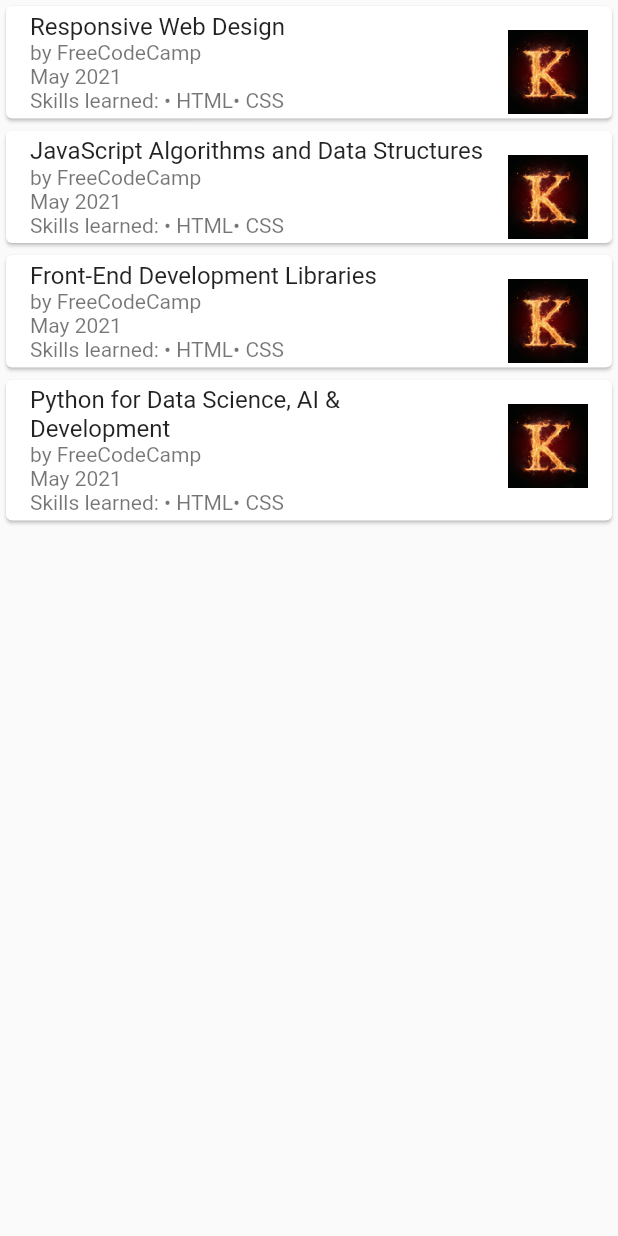
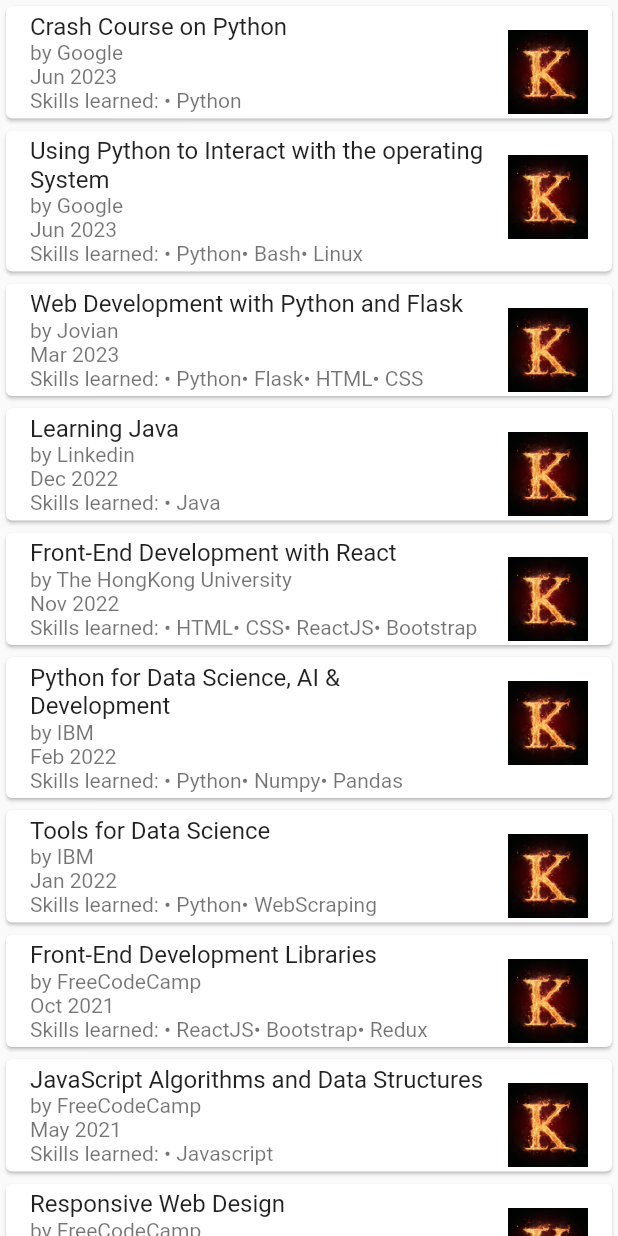
Before and after one commit to Kesav-21/portfoliokesavapp, a Flutter app: the CertCard widget shown alone on an empty page, opened directly, on a phone screen of 412 x 824 dp. Run offline on Flutter 3.47's test engine with Material 2 defaults, Android fonts, the light colour scheme and no system bars; our stand-ins replace percent_indicator.

Commit message:
Certifications Updated

```diff
--- a/lib/common/CertCard.dart
+++ b/lib/common/CertCard.dart
@@ -4,10 +4,18 @@
   CertCard({super.key});
 
   final List<MyCertifications> myCertifications=[
+    MyCertifications("Crash Course on Python","assets/images/K.jpg","by Google\nJun 2023",["Python"]),
+    MyCertifications("Using Python to Interact with the operating System","assets/images/K.jpg","by Google\nJun 2023",["Python","Bash","Linux"]),
+    MyCertifications("Web Development with Python and Flask","assets/images/K.jpg","by Jovian\nMar 2023",["Python","Flask","HTML","CSS"]),
+    MyCertifications("Learning Java","assets/images/K.jpg","by Linkedin\nDec 2022",["Java"]),
+    MyCertifications("Front-End Development with React","assets/images/K.jpg","by The HongKong University\nNov 2022",["HTML","CSS","ReactJS","Bootstrap"]),
+    MyCertifications("Python for Data Science, AI & Development","assets/images/K.jpg","by IBM\nFeb 2022",["Python","Numpy","Pandas"]),
+    MyCertifications("Tools for Data Science","assets/images/K.jpg","by IBM\nJan 2022",["Python","WebScraping"]),
+    MyCertifications("Front-End Development Libraries","assets/images/K.jpg","by FreeCodeCamp\nOct 2021",["ReactJS","Bootstrap","Redux"]),
+    MyCertifications("JavaScript Algorithms and Data Structures","assets/images/K.jpg","by FreeCodeCamp\nMay 2021",["Javascript"]),
     MyCertifications("Responsive Web Design","assets/images/K.jpg","by FreeCodeCamp\nMay 2021",["HTML","CSS"]),
-    MyCertifications("JavaScript Algorithms and Data Structures","assets/images/K.jpg","by FreeCodeCamp\nMay 2021",["HTML","CSS"]),
-    MyCertifications("Front-End Development Libraries","assets/images/K.jpg","by FreeCodeCamp\nMay 2021",["HTML","CSS"]),
-    MyCertifications("Python for Data Science, AI & Development","assets/images/K.jpg","by FreeCodeCamp\nMay 2021",["HTML","CSS"]),
+    MyCertifications("Python","assets/images/K.jpg","by GUVI\nNov 2022",["Python"]),
+    MyCertifications("Data Analysis Zero to Pandas","assets/images/K.jpg","by Jovian\nNov 2022",["Python","Numpy","Pandas"]),
   ];
 
 
```
